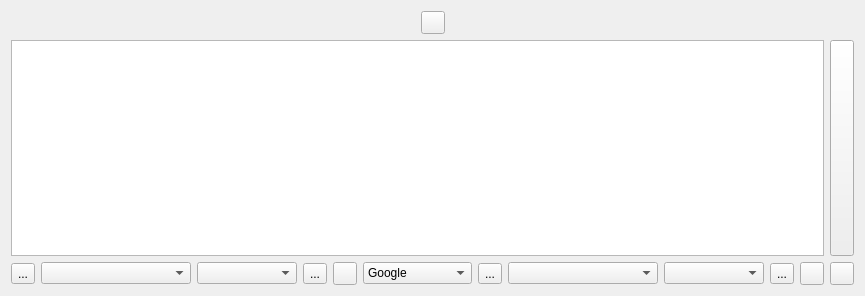
Above: src/popupwindow.ui from KDE/crow-translate before the change. Below: the same form after it.
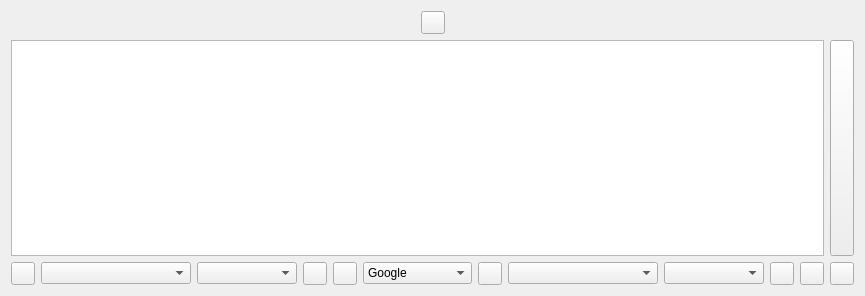
That is the form after the change. Icons and pictures are not drawn. Custom widgets are drawn as their Qt base class.

Commit message:
Add tooltips for the start/stop speech buttons
Both in the main window and in the popup window. When I initially looked
at the popup window, I was confused about why there were two 'play'
buttons.

What changed in the file:
```diff
--- a/src/popupwindow.ui
+++ b/src/popupwindow.ui
@@ -76,8 +76,8 @@
     <layout class="QHBoxLayout" name="buttomLayout">
      <item>
       <widget class="QToolButton" name="sourcePlayPauseButton">
-       <property name="text">
-        <string>...</string>
+       <property name="toolTip">
+        <string>Start/pause saying the source text aloud</string>
        </property>
       </widget>
      </item>
@@ -121,8 +121,8 @@
      </item>
      <item>
       <widget class="QToolButton" name="sourceStopButton">
-       <property name="text">
-        <string>...</string>
+       <property name="toolTip">
+        <string>Stop saying the source text aloud</string>
        </property>
       </widget>
      </item>
@@ -218,8 +218,8 @@
      </item>
      <item>
       <widget class="QToolButton" name="translationPlayPauseButton">
-       <property name="text">
-        <string>...</string>
+       <property name="toolTip">
+        <string>Start/pause saying the translated text aloud</string>
        </property>
       </widget>
      </item>
@@ -263,8 +263,8 @@
      </item>
      <item>
       <widget class="QToolButton" name="translationStopButton">
-       <property name="text">
-        <string>...</string>
+       <property name="toolTip">
+        <string>Stop saying the translated text aloud</string>
        </property>
       </widget>
      </item>
```
The commit also changes 1 other file.
